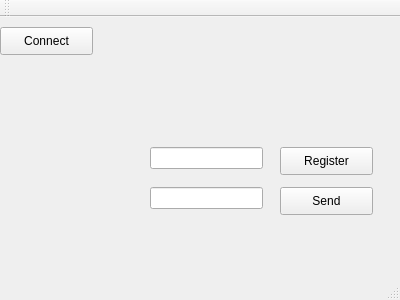
Old version of the form Chat_Client/mainwindow.ui in the repository TsentsevitskyDmitry/Text-Chat-App.
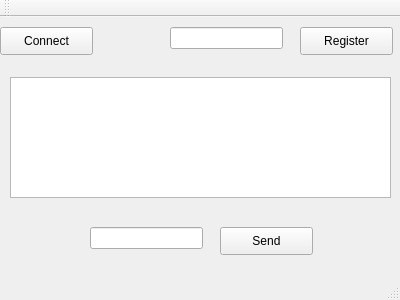
New version of the form.

Patch:
```diff
--- a/Chat_Client/mainwindow.ui
+++ b/Chat_Client/mainwindow.ui
@@ -17,8 +17,8 @@
    <widget class="QPushButton" name="pushButton">
     <property name="geometry">
      <rect>
-      <x>280</x>
-      <y>170</y>
+      <x>220</x>
+      <y>210</y>
       <width>93</width>
       <height>28</height>
      </rect>
@@ -43,8 +43,8 @@
    <widget class="QPushButton" name="pushButton_3">
     <property name="geometry">
      <rect>
-      <x>280</x>
-      <y>130</y>
+      <x>300</x>
+      <y>10</y>
       <width>93</width>
       <height>28</height>
      </rect>
@@ -56,8 +56,8 @@
    <widget class="QLineEdit" name="regEdit">
     <property name="geometry">
      <rect>
-      <x>150</x>
-      <y>130</y>
+      <x>170</x>
+      <y>10</y>
       <width>113</width>
       <height>22</height>
      </rect>
@@ -66,13 +66,23 @@
    <widget class="QLineEdit" name="sendEdit">
     <property name="geometry">
      <rect>
-      <x>150</x>
-      <y>170</y>
+      <x>90</x>
+      <y>210</y>
       <width>113</width>
       <height>22</height>
      </rect>
     </property>
    </widget>
+   <widget class="QTextBrowser" name="textBrowser">
+    <property name="geometry">
+     <rect>
+      <x>10</x>
+      <y>60</y>
+      <width>381</width>
+      <height>121</height>
+     </rect>
+    </property>
+   </widget>
   </widget>
   <widget class="QMenuBar" name="menuBar">
    <property name="geometry">
```
